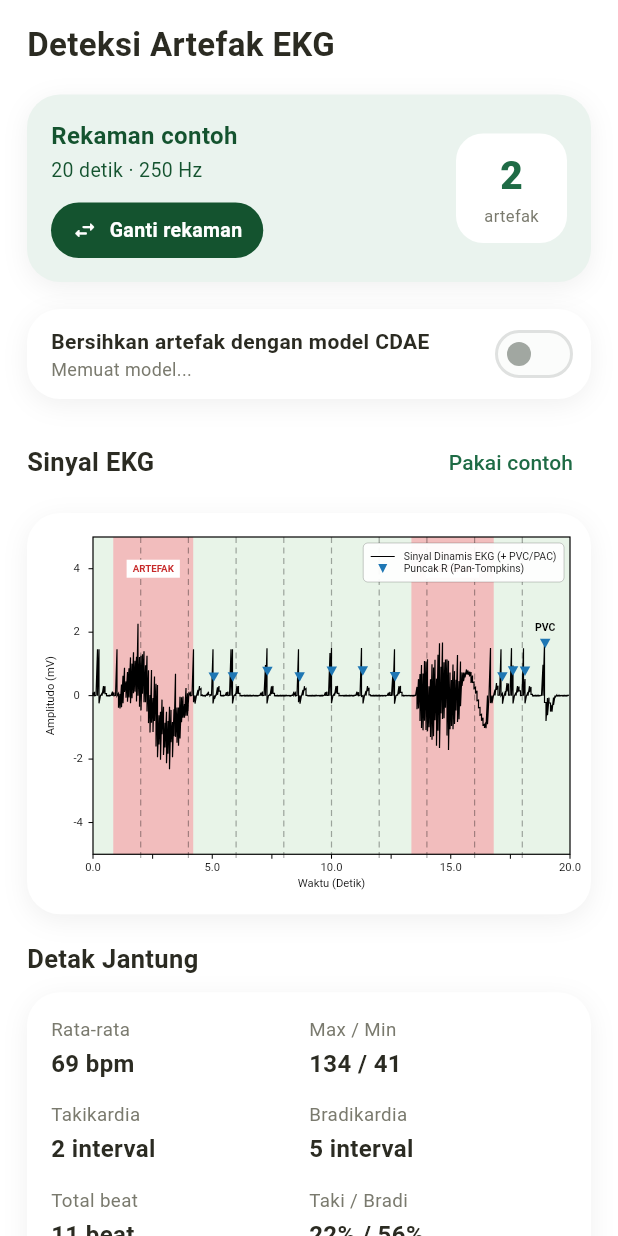
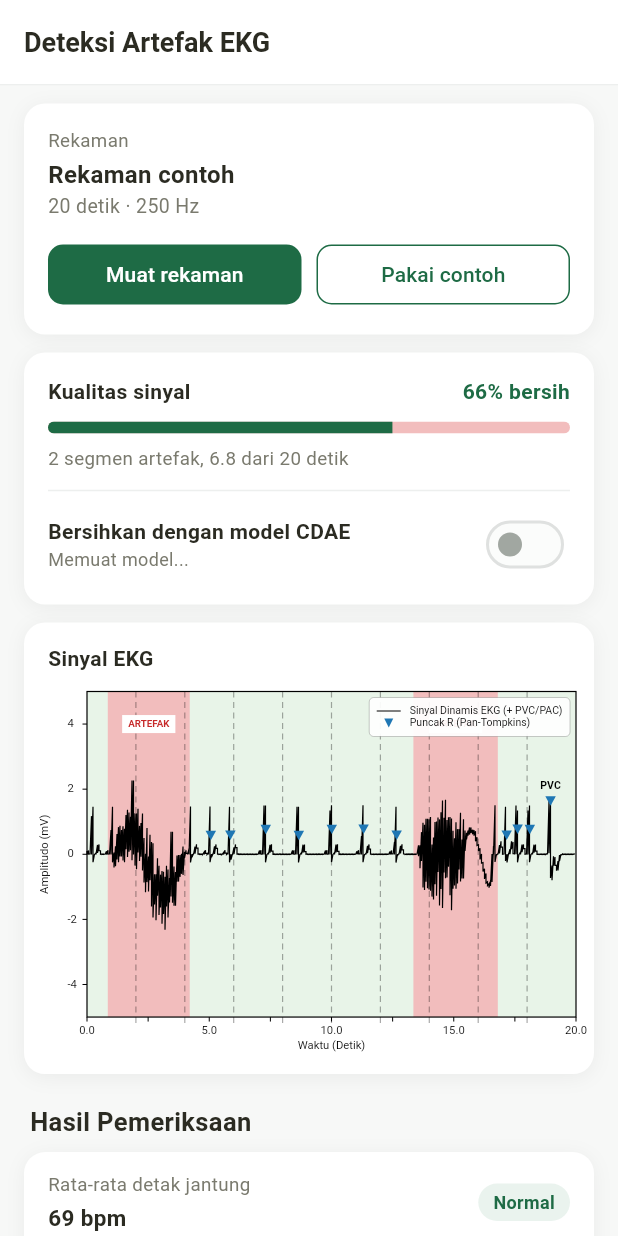
Before and after one commit to zafiranurkamila/ekg-artefak, a Flutter app: the screen it shows after launch, on a phone screen of 412 x 824 dp. Run offline on Flutter 3.47's test engine with Material 3 defaults, Android fonts, the phone set to English and light mode, and no system bars; our stand-ins replace file_picker.

Commit message:
Tampilan gaya aplikasi kesehatan: kualitas sinyal dan hasil pemeriksaan dengan status

```diff
--- a/lib/main.dart
+++ b/lib/main.dart
@@ -25,8 +25,8 @@ void main() => runApp(MaterialApp(
 
 BoxDecoration kartu([Color warna = Colors.white]) => BoxDecoration(
       color: warna,
-      borderRadius: BorderRadius.circular(22),
-      boxShadow: const [BoxShadow(color: Color(0x0F000000), blurRadius: 14, offset: Offset(0, 4))],
+      borderRadius: BorderRadius.circular(14),
+      boxShadow: const [BoxShadow(color: Color(0x0D000000), blurRadius: 10, offset: Offset(0, 2))],
     );
 
 class Layar extends StatefulWidget {
@@ -131,7 +131,18 @@ class _LayarState extends State<Layar> {
 
   @override
   Widget build(BuildContext context) => Scaffold(
-        body: SafeArea(child: _beranda()),
+        backgroundColor: const Color(0xFFF7F8F7),
+        appBar: AppBar(
+          backgroundColor: Colors.white,
+          surfaceTintColor: Colors.white,
+          elevation: 0,
+          titleSpacing: 16,
+          title: const Text('Deteksi Artefak EKG',
+              style: TextStyle(fontWeight: FontWeight.w700, fontSize: 18, color: tinta)),
+          bottom: const PreferredSize(
+              preferredSize: Size.fromHeight(1), child: Divider(height: 1, color: Color(0xFFEDEFEE))),
+        ),
+        body: _beranda(),
       );
 
   Widget _judul(String t, [Widget? ekor]) => Padding(
@@ -146,144 +157,183 @@ class _LayarState extends State<Layar> {
     final s = _h.stat;
     final durasi = _h.sinyal.length / _h.fs;
     final durArt = _h.artefak.fold(0.0, (a, g) => a + g.selesai - g.mulai);
-    return ListView(padding: const EdgeInsets.fromLTRB(18, 14, 18, 24), children: [
-      const Text('Deteksi Artefak EKG', style: TextStyle(fontSize: 22, fontWeight: FontWeight.w700, color: tinta)),
-      const SizedBox(height: 18),
+    final persenBersih = durasi == 0 ? 0.0 : (1 - durArt / durasi).clamp(0.0, 1.0);
+    String statusHr(double v) => v == 0 ? '-' : (v < 60 ? 'Rendah' : (v > 100 ? 'Tinggi' : 'Normal'));
+    String ada(int n) => n == 0 ? 'Normal' : 'Perlu perhatian';
+    return ListView(padding: const EdgeInsets.fromLTRB(16, 12, 16, 28), children: [
+      // rekaman
       Container(
         padding: const EdgeInsets.all(16),
-        decoration: kartu(zaitunMuda),
-        child: Row(children: [
+        decoration: kartu(),
+        child: Column(crossAxisAlignment: CrossAxisAlignment.start, children: [
+          const Text('Rekaman', style: TextStyle(color: redup, fontSize: 12.5)),
+          const SizedBox(height: 2),
+          Text(_nama, style: const TextStyle(fontWeight: FontWeight.w700, fontSize: 16, color: tinta)),
+          Text(_info, style: const TextStyle(color: redup, fontSize: 13)),
+          const SizedBox(height: 12),
+          Row(children: [
+            Expanded(
+              child: FilledButton(
+                style: FilledButton.styleFrom(
+                    backgroundColor: zaitun, shape: RoundedRectangleBorder(borderRadius: BorderRadius.circular(10))),
+                onPressed: _muat,
+                child: const Text('Muat rekaman'),
+              ),
+            ),
+            const SizedBox(width: 10),
+            Expanded(
+              child: OutlinedButton(
+                style: OutlinedButton.styleFrom(
+                    foregroundColor: zaitun,
+                    side: const BorderSide(color: zaitun),
+                    shape: RoundedRectangleBorder(borderRadius: BorderRadius.circular(10))),
+                onPressed: _contoh,
+                child: const Text('Pakai contoh'),
+              ),
+            ),
+          ]),
+        ]),
+      ),
+      const SizedBox(height: 12),
+
+      // kualitas sinyal + saklar model
+      Container(
+        padding: const EdgeInsets.all(16),
+        decoration: kartu(),
+        child: Column(crossAxisAlignment: CrossAxisAlignment.start, children: [
+          Row(children: [
+            const Expanded(child: Text('Kualitas sinyal', style: TextStyle(fontWeight: FontWeight.w700, color: tinta))),
+            Text('${(persenBersih * 100).round()}% bersih', style: const TextStyle(fontWeight: FontWeight.w700, color: zaitun)),
+          ]),
+          const SizedBox(height: 10),
+          ClipRRect(
+            borderRadius: BorderRadius.circular(6),
+            child: LinearProgressIndicator(
+                value: persenBersih, minHeight: 8, color: zaitun, backgroundColor: const Color(0xFFF2BDBD)),
+          ),
+          const SizedBox(height: 8),
+          Text('${_h.artefak.length} segmen artefak, ${durArt.toStringAsFixed(1)} dari ${durasi.toStringAsFixed(0)} detik',
+              style: const TextStyle(color: redup, fontSize: 12.5)),
+          const Divider(height: 24, color: Color(0xFFEDEFEE)),
+          Row(children: [
             Expanded(
               child: Column(crossAxisAlignment: CrossAxisAlignment.start, children: [
-              Text(_nama, style: const TextStyle(fontWeight: FontWeight.w700, fontSize: 16, color: zaitunTua)),
-              const SizedBox(height: 2),
-              Text(_info, style: const TextStyle(color: zaitunTua, fontSize: 13)),
-              const SizedBox(height: 12),
-              _TombolPil(teks: 'Ganti rekaman', ikon: Icons.swap_horiz_rounded, kecil: true, onTap: _muat),
-            ]),
-          ),
-          const SizedBox(width: 10),
-          Container(
-            width: 74,
-            padding: const EdgeInsets.symmetric(vertical: 10),
-            decoration: BoxDecoration(color: Colors.white, borderRadius: BorderRadius.circular(18)),
-            child: Column(children: [
-              Text('${_h.artefak.length}', style: const TextStyle(fontSize: 26, fontWeight: FontWeight.w800, color: oranye)),
-              const Text('artefak', style: TextStyle(fontSize: 11, color: redup)),
-            ]),
-          ),
-        ]),
-      ),
-      const SizedBox(height: 18),
-      Container(
-        padding: const EdgeInsets.fromLTRB(16, 6, 8, 6),
-        decoration: kartu(),
-        child: Row(children: [
-          Expanded(
-            child: Column(crossAxisAlignment: CrossAxisAlignment.start, children: [
-              const Text('Bersihkan artefak dengan model CDAE', style: TextStyle(fontWeight: FontWeight.w600, color: tinta)),
-              Text(_model.isEmpty ? 'Memuat model...' : 'Denoising untuk noise ${_model.keys.join(', ').toUpperCase()}',
+                const Text('Bersihkan dengan model CDAE', style: TextStyle(fontWeight: FontWeight.w600, color: tinta)),
+                Text(
+                    _model.isEmpty
+                        ? 'Memuat model...'
+                        : (_pakaiModel ? 'Artefak dibersihkan lalu ikut dihitung' : 'Artefak dibuang dari perhitungan'),
                     style: const TextStyle(color: redup, fontSize: 12)),
               ]),
             ),
             Switch(
               value: _pakaiModel,
               activeTrackColor: zaitun,
-            onChanged: _model.isEmpty ? null : (v) => setState(() {
+              onChanged: _model.isEmpty
+                  ? null
+                  : (v) => setState(() {
                         _pakaiModel = v;
                         _hitung();
                       }),
             ),
           ]),
+        ]),
       ),
-      const SizedBox(height: 18),
-      _judul('Sinyal EKG', TextButton(onPressed: _contoh, child: const Text('Pakai contoh', style: TextStyle(color: oranye)))),
+      const SizedBox(height: 12),
+
+      // grafik
       Container(
-        padding: const EdgeInsets.fromLTRB(10, 12, 10, 10),
+        padding: const EdgeInsets.fromLTRB(8, 14, 8, 8),
         decoration: kartu(),
-        child: Column(children: [
+        child: Column(crossAxisAlignment: CrossAxisAlignment.start, children: [
+          const Padding(
+            padding: EdgeInsets.only(left: 8, bottom: 8),
+            child: Text('Sinyal EKG', style: TextStyle(fontWeight: FontWeight.w700, color: tinta)),
+          ),
           AspectRatio(aspectRatio: 1.45, child: CustomPaint(painter: Grafik(_h))),
         ]),
       ),
-      const SizedBox(height: 18),
-      _judul('Detak Jantung'),
+      const SizedBox(height: 20),
+
+      // hasil pemeriksaan
+      const Padding(
+        padding: EdgeInsets.only(left: 4, bottom: 8),
+        child: Text('Hasil Pemeriksaan', style: TextStyle(fontSize: 17, fontWeight: FontWeight.w700, color: tinta)),
+      ),
       Container(
-        padding: const EdgeInsets.all(16),
         decoration: kartu(),
         child: Column(children: [
-          Row(children: [
-            Expanded(child: _Detail(ikon: Icons.favorite_rounded, label: 'Rata-rata', nilai: '${s.hrRata.round()} bpm')),
-            Expanded(child: _Detail(ikon: Icons.swap_vert_rounded, label: 'Max / Min', nilai: '${s.hrMax.round()} / ${s.hrMin.round()}')),
-          ]),
-          const SizedBox(height: 14),
-          Row(children: [
-            Expanded(child: _Detail(ikon: Icons.speed_rounded, label: 'Takikardia', nilai: '${s.tachy} interval')),
-            Expanded(child: _Detail(ikon: Icons.hourglass_bottom_rounded, label: 'Bradikardia', nilai: '${s.brady} interval')),
-          ]),
-          const SizedBox(height: 14),
-          Row(children: [
-            Expanded(child: _Detail(ikon: Icons.graphic_eq_rounded, label: 'Total beat', nilai: '${s.totalBeat} beat')),
-            Expanded(
-                child: _Detail(
-                    ikon: Icons.pie_chart_rounded,
-                    label: 'Taki / Bradi',
-                    nilai: '${s.persenTachy.toStringAsFixed(0)}% / ${s.persenBrady.toStringAsFixed(0)}%')),
-          ]),
+          _Hasil('Rata-rata detak jantung', '${s.hrRata.round()} bpm', statusHr(s.hrRata)),
+          _Hasil('Detak tertinggi', '${s.hrMax.round()} bpm', statusHr(s.hrMax)),
+          _Hasil('Detak terendah', '${s.hrMin.round()} bpm', statusHr(s.hrMin)),
+          _Hasil('Takikardia (> 100 bpm)', '${s.tachy} interval · ${s.persenTachy.toStringAsFixed(0)}%', ada(s.tachy)),
+          _Hasil('Bradikardia (< 60 bpm)', '${s.brady} interval · ${s.persenBrady.toStringAsFixed(0)}%', ada(s.brady)),
+          _Hasil('PVC', '${_h.hitung('PVC')} beat', ada(_h.hitung('PVC'))),
+          _Hasil('PAC', '${_h.hitung('PAC')} beat', ada(_h.hitung('PAC')), terakhir: true),
         ]),
       ),
-      const SizedBox(height: 18),
-      _judul('Aritmia', const Text('aturan klinis · model AI menyusul', style: TextStyle(color: redup, fontSize: 12))),
-      Container(
-        padding: const EdgeInsets.all(16),
-        decoration: kartu(),
-        child: Row(children: [
-          Expanded(child: _Detail(ikon: Icons.bolt_rounded, label: 'PVC', nilai: '${_h.hitung('PVC')} beat')),
-          Expanded(child: _Detail(ikon: Icons.timelapse_rounded, label: 'PAC', nilai: '${_h.hitung('PAC')} beat')),
-        ]),
+      Padding(
+        padding: const EdgeInsets.fromLTRB(4, 8, 4, 0),
+        child: Text('Dihitung dari ${s.totalBeat} detak dan ${s.jumlahInterval} interval R-R. Hasil ini bukan diagnosis.',
+            style: const TextStyle(color: redup, fontSize: 11.5)),
       ),
-      const SizedBox(height: 18),
-      _judul('Segmen Artefak',
-          Text('${durArt.toStringAsFixed(1)} dari ${durasi.toStringAsFixed(0)} detik', style: const TextStyle(color: redup, fontSize: 12.5))),
-      if (_h.artefak.isEmpty)
-        Container(
-            padding: const EdgeInsets.all(16),
-            decoration: kartu(),
-            child: const Text('Tidak ada artefak. Semua sinyal dihitung.', style: TextStyle(color: zaitunTua))),
-      for (final (i, a) in _h.artefak.indexed)
-        Container(
-          margin: const EdgeInsets.only(bottom: 10),
-          padding: const EdgeInsets.all(14),
-          decoration: kartu(),
-          child: Row(children: [
-            Container(
-              width: 44,
-              height: 44,
-              decoration: BoxDecoration(color: merahLembut, borderRadius: BorderRadius.circular(14)),
-              alignment: Alignment.center,
-              child: Text('${i + 1}', style: const TextStyle(fontWeight: FontWeight.w800, color: Color(0xFF14532F), fontSize: 16)),
-            ),
-            const SizedBox(width: 12),
-            Expanded(
-              child: Column(crossAxisAlignment: CrossAxisAlignment.start, children: [
-                Text('${a.mulai.toStringAsFixed(2)} s  –  ${a.selesai.toStringAsFixed(2)} s',
-                    style: const TextStyle(fontWeight: FontWeight.w700, color: tinta)),
-                const SizedBox(height: 2),
-                Text(
-                    _h.dibersihkan
-                        ? 'Dibersihkan model ${(_h.modelPerSegmen[i] ?? '').toUpperCase()}, ikut dihitung'
-                        : 'Tidak masuk perhitungan HR',
-                    style: const TextStyle(color: redup, fontSize: 12.5)),
-              ]),
+      const SizedBox(height: 20),
+
+      // segmen artefak
+      const Padding(
+        padding: EdgeInsets.only(left: 4, bottom: 8),
+        child: Text('Segmen Artefak', style: TextStyle(fontSize: 17, fontWeight: FontWeight.w700, color: tinta)),
       ),
       Container(
-              padding: const EdgeInsets.symmetric(horizontal: 10, vertical: 5),
-              decoration: BoxDecoration(color: zaitunMuda, borderRadius: BorderRadius.circular(20)),
-              child: Text('${(a.selesai - a.mulai).toStringAsFixed(1)} s',
-                  style: const TextStyle(color: zaitunTua, fontWeight: FontWeight.w600, fontSize: 12.5)),
+        decoration: kartu(),
+        child: Column(children: [
+          if (_h.artefak.isEmpty)
+            const Padding(
+                padding: EdgeInsets.all(16),
+                child: Text('Tidak ada artefak. Seluruh rekaman dihitung.', style: TextStyle(color: tinta))),
+          for (final (i, a) in _h.artefak.indexed)
+            _Hasil(
+              'Segmen ${i + 1}',
+              '${a.mulai.toStringAsFixed(2)} – ${a.selesai.toStringAsFixed(2)} detik',
+              _h.dibersihkan ? 'Dibersihkan ${(_h.modelPerSegmen[i] ?? '').toUpperCase()}' : 'Dibuang',
+              netral: true,
+              terakhir: i == _h.artefak.length - 1,
             ),
         ]),
       ),
     ]);
+  }
+}
+
+class _Hasil extends StatelessWidget {
+  final String label, nilai, status;
+  final bool terakhir, netral;
+  const _Hasil(this.label, this.nilai, this.status, {this.terakhir = false, this.netral = false});
+  @override
+  Widget build(BuildContext context) {
+    final baik = status == 'Normal';
+    final bg = netral ? const Color(0xFFF1F3F2) : (baik ? zaitunMuda : const Color(0xFFFDECEA));
+    final fg = netral ? redup : (baik ? zaitun : const Color(0xFFB3261E));
+    return Container(
+      padding: const EdgeInsets.symmetric(horizontal: 16, vertical: 13),
+      decoration:
+          BoxDecoration(border: terakhir ? null : const Border(bottom: BorderSide(color: Color(0xFFEDEFEE)))),
+      child: Row(children: [
+        Expanded(
+          child: Column(crossAxisAlignment: CrossAxisAlignment.start, children: [
+            Text(label, style: const TextStyle(color: redup, fontSize: 12.5)),
+            const SizedBox(height: 2),
+            Text(nilai, style: const TextStyle(fontWeight: FontWeight.w700, color: tinta, fontSize: 15)),
+          ]),
+        ),
+        if (status != '-')
+          Container(
+            padding: const EdgeInsets.symmetric(horizontal: 10, vertical: 4),
+            decoration: BoxDecoration(color: bg, borderRadius: BorderRadius.circular(20)),
+            child: Text(status, style: TextStyle(color: fg, fontWeight: FontWeight.w600, fontSize: 12)),
+          ),
+      ]),
+    );
   }
 }
 
```
Lines whose indentation alone changed are shown as unchanged.
